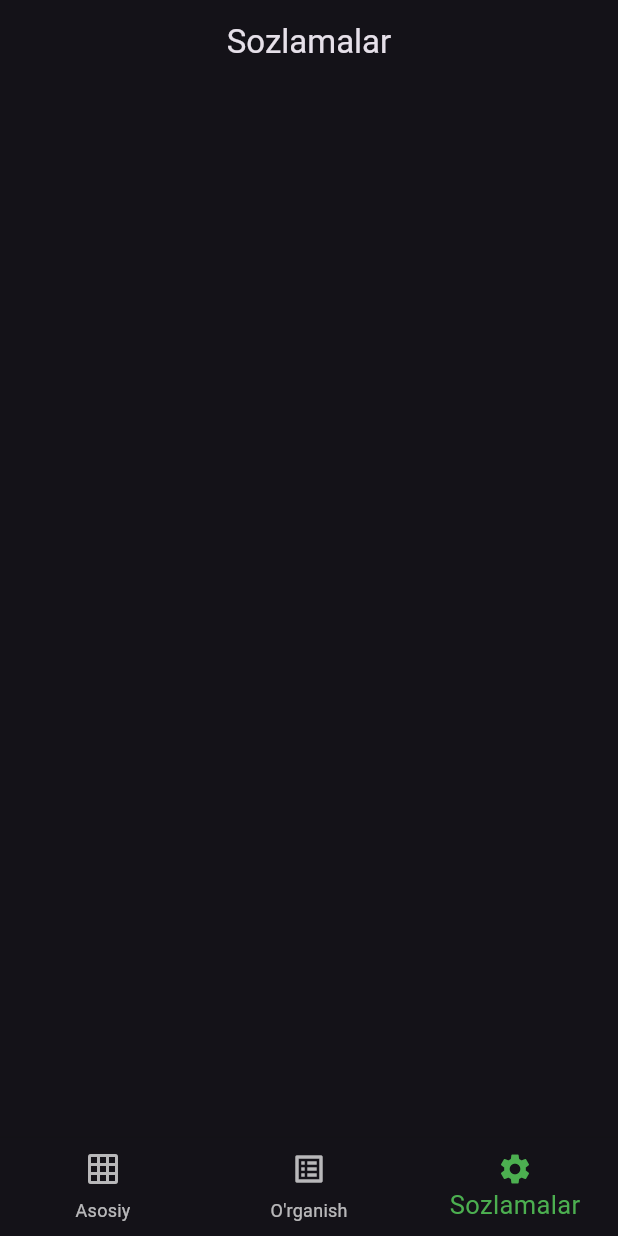
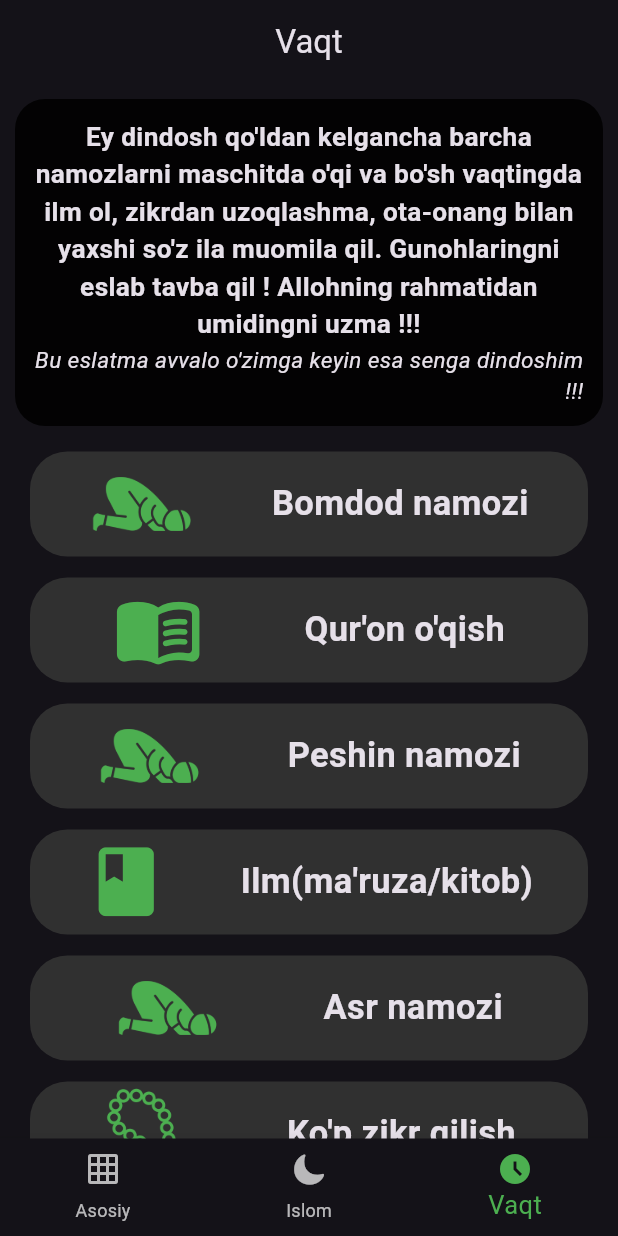
Before and after one commit to AbduazizProger/Muslim_app, a Flutter app: the screen it shows after launch, swiped to page 3, on a phone screen of 412 x 824 dp. Run offline on Flutter 3.47's test engine with Material 2 defaults, Android fonts, the phone set to English and light mode, and no system bars; our stand-ins replace audioplayers, youtube_player_flutter; missing offline and left inert: pdfx.

Commit message:
Finished 1.0.0

```diff
--- /dev/null
+++ b/lib/ui/components/note_widget.dart
@@ -0,0 +1,31 @@
+import 'package:flutter/material.dart';
+
+class NoteWidget extends StatelessWidget {
+  const NoteWidget({super.key});
+
+  @override
+  Widget build(BuildContext context) {
+    return Container(
+      margin: const EdgeInsets.all(10),
+      padding: const EdgeInsets.all(13),
+      decoration: BoxDecoration(
+        borderRadius: BorderRadius.circular(20),
+        color: Colors.black87,
+      ),
+      child: const Column(
+        children: [
+          Text(
+            "Ey dindosh qo'ldan kelgancha barcha namozlarni maschitda o'qi va bo'sh vaqtingda ilm ol, zikrdan uzoqlashma, ota-onang bilan yaxshi so'z ila muomila qil. Gunohlaringni eslab tavba qil ! Allohning rahmatidan umidingni uzma !!!",
+            textAlign: TextAlign.center,
+            style: TextStyle(fontSize: 17.5, fontWeight: FontWeight.bold),
+          ),
+          Text(
+            "Bu eslatma avvalo o'zimga keyin esa senga dindoshim !!!",
+            textAlign: TextAlign.end,
+            style: TextStyle(fontStyle: FontStyle.italic, fontSize: 15),
+          )
+        ],
+      ),
+    );
+  }
+}
--- /dev/null
+++ b/lib/ui/components/time_action.dart
@@ -0,0 +1,37 @@
+import 'package:flutter/material.dart';
+
+class TimeAction extends StatelessWidget {
+  const TimeAction({super.key, required this.name, required this.icon});
+
+  final String name;
+  final Widget icon;
+
+  @override
+  Widget build(BuildContext context) {
+    return Container(
+      height: 70,
+      margin: const EdgeInsets.symmetric(horizontal: 20, vertical: 7),
+      decoration: BoxDecoration(
+        borderRadius: BorderRadius.circular(25),
+        color: Colors.grey[850],
+      ),
+      child: Row(
+        mainAxisAlignment: MainAxisAlignment.spaceEvenly,
+        children: [
+          Padding(
+            padding: const EdgeInsets.only(right: 12),
+            child: icon,
+          ),
+          Text(
+            name,
+            textAlign: TextAlign.center,
+            style: const TextStyle(
+              fontSize: 23,
+              fontWeight: FontWeight.w600,
+            ),
+          ),
+        ],
+      ),
+    );
+  }
+}
--- a/lib/ui/components/video_widget.dart
+++ b/lib/ui/components/video_widget.dart
@@ -49,7 +49,8 @@ class VideoWidget extends StatelessWidget {
               child: Stack(
                 alignment: Alignment.center,
                 children: [
-                  Image.asset(image, width: name.contains('LIVE') ? 250 : null),
+                  Image.asset(image,
+                      width: name.contains('haqida') ? 250 : null),
                   const Icon(Icons.play_arrow_rounded, size: 80),
                 ],
               ),
@@ -57,6 +58,7 @@ class VideoWidget extends StatelessWidget {
             const SizedBox(height: 15),
             Text(
               name,
+              textAlign: TextAlign.center,
               style: const TextStyle(fontSize: 25, fontWeight: FontWeight.bold),
             ),
           ],
--- a/lib/ui/pages/home_page.dart
+++ b/lib/ui/pages/home_page.dart
@@ -1,7 +1,8 @@
+import 'package:flutter/cupertino.dart';
 import 'package:flutter/material.dart';
 import 'package:Muslim/models/appbar_model.dart';
 import 'package:Muslim/ui/pages/components_page.dart';
-import 'package:Muslim/ui/pages/settings_page.dart';
+import 'package:Muslim/ui/pages/learn_page.dart';
 import 'package:Muslim/ui/pages/islam_page.dart';
 
 class HomePage extends StatefulWidget {
@@ -30,10 +31,10 @@ class _HomePageState extends State<HomePage> {
           pageIndex = value;
           if (value == 2) {
             context.dependOnInheritedWidgetOfExactType<AppBarModel>()!.text =
-                'Sozlamalar';
+                'Vaqt';
           } else if (value == 1) {
             context.dependOnInheritedWidgetOfExactType<AppBarModel>()!.text =
-                "O'rganish";
+                "Islom";
           } else {
             context.dependOnInheritedWidgetOfExactType<AppBarModel>()!.text =
                 "Muslim dasturi";
@@ -47,19 +48,19 @@ class _HomePageState extends State<HomePage> {
             ],
           ),
           const IslamPage(),
-          const SettingsPage(),
+          const LearnPage(),
         ],
       ),
       bottomNavigationBar: BottomNavigationBar(
         items: const [
           BottomNavigationBarItem(icon: Icon(Icons.grid_on), label: 'Asosiy'),
           BottomNavigationBarItem(
-            icon: Icon(Icons.list_alt),
-            label: "O'rganish",
+            icon: Icon(CupertinoIcons.moon_fill),
+            label: "Islom",
           ),
           BottomNavigationBarItem(
-            icon: Icon(Icons.settings),
-            label: 'Sozlamalar',
+            icon: Icon(Icons.access_time_filled),
+            label: 'Vaqt',
           ),
         ],
         selectedItemColor: Colors.green,
--- /dev/null
+++ b/lib/ui/pages/learn_page.dart
@@ -0,0 +1,109 @@
+import 'package:Muslim/ui/components/note_widget.dart';
+import 'package:Muslim/ui/components/time_action.dart';
+import 'package:Muslim/ui/pages/surah_names_page.dart';
+import 'package:Muslim/ui/pages/zikr_page.dart';
+import 'package:flutter/material.dart';
+
+class LearnPage extends StatelessWidget {
+  const LearnPage({super.key});
+
+  @override
+  Widget build(BuildContext context) {
+    return ListView(
+      children: [
+        const NoteWidget(),
+        TimeAction(
+          icon: Image.asset(
+            'assets/images/sujud.png',
+            color: Colors.green,
+            width: 70,
+          ),
+          name: 'Bomdod namozi',
+        ),
+        GestureDetector(
+          onTap: () {
+            showModalBottomSheet(
+              context: context,
+              builder: (context) => const Padding(
+                padding: EdgeInsets.only(top: 40),
+                child: SurahNamesPage(),
+              ),
+              isScrollControlled: true,
+            );
+          },
+          child: const TimeAction(
+            icon: Icon(Icons.menu_book_rounded, size: 60, color: Colors.green),
+            name: "Qur'on o'qish",
+          ),
+        ),
+        TimeAction(
+          icon: Image.asset(
+            'assets/images/sujud.png',
+            color: Colors.green,
+            width: 70,
+          ),
+          name: 'Peshin namozi',
+        ),
+        const TimeAction(
+          icon: Icon(Icons.book, size: 55, color: Colors.green),
+          name: "Ilm(ma'ruza/kitob)",
+        ),
+        TimeAction(
+          icon: Image.asset(
+            'assets/images/sujud.png',
+            color: Colors.green,
+            width: 70,
+          ),
+          name: 'Asr namozi',
+        ),
+        GestureDetector(
+          onTap: () {
+            showModalBottomSheet(
+              context: context,
+              builder: (context) => const Padding(
+                padding: EdgeInsets.only(top: 40),
+                child: ZikrPage(),
+              ),
+              isScrollControlled: true,
+            );
+          },
+          child: TimeAction(
+            icon: Image.asset(
+              'assets/images/tasbih.png',
+              color: Colors.green,
+              width: 63,
+            ),
+            name: "Ko'p zikr qilish",
+          ),
+        ),
+        TimeAction(
+          icon: Image.asset(
+            'assets/images/sujud.png',
+            color: Colors.green,
+            width: 70,
+          ),
+          name: 'Shom namozi',
+        ),
+        TimeAction(
+          icon: Image.asset(
+            'assets/images/prayer.png',
+            color: Colors.green,
+            width: 70,
+          ),
+          name: 'Ota-ona(Oila) bilan\nsuhbat',
+        ),
+        Padding(
+          padding: const EdgeInsets.only(bottom: 10),
+          child: TimeAction(
+            icon: Image.asset(
+              'assets/images/sujud.png',
+              color: Colors.green,
+              width: 70,
+            ),
+            name: 'Xufton namozi',
+          ),
+        ),
+      ],
+    );
+  }
+}
--- a/lib/ui/pages/settings_page.dart
+++ /dev/null
@@ -1,10 +0,0 @@
-import 'package:flutter/material.dart';
-
-class SettingsPage extends StatelessWidget {
-  const SettingsPage({super.key});
-
-  @override
-  Widget build(BuildContext context) {
-    return Container();
-  }
-}
--- a/lib/ui/pages/tv_page.dart
+++ b/lib/ui/pages/tv_page.dart
@@ -14,18 +14,18 @@ class TVPage extends StatelessWidget {
       body: ListView(
         children: const [
           VideoWidget(
-            videoId: 'UtvBCFyq2eI',
-            name: 'Makka LIVE',
+            videoId: 'LcXHEclyfcs',
+            name: 'Makka haqida',
             image: 'assets/images/makkah.png',
           ),
           VideoWidget(
-            videoId: 'gUC3TjCrwRw',
-            name: 'Madina LIVE',
+            videoId: '3-ILPtaCey4',
+            name: "Payg'ambarimiz ravzalari\n haqida",
             image: 'assets/images/medinah.jpg',
           ),
           VideoWidget(
-            videoId: 'Ly5NG0LCsT0',
-            name: 'Islom.uz LIVE',
+            videoId: 'c7RDfh2cTDQ',
+            name: 'Islom haqida',
             image: 'assets/images/islom_uz.jpg',
           ),
         ],
--- a/pubspec.yaml
+++ b/pubspec.yaml
@@ -11,6 +11,7 @@ dependencies:
     sdk: flutter
   http:
   pdfx: ^2.4.0
+  cupertino_icons:
   audioplayers: ^4.0.1
   device_info_plus: ^9.0.2
   shared_preferences: ^2.1.2
```
Also changed, not shown: assets/images/islom_uz.jpg, pubspec.lock.
